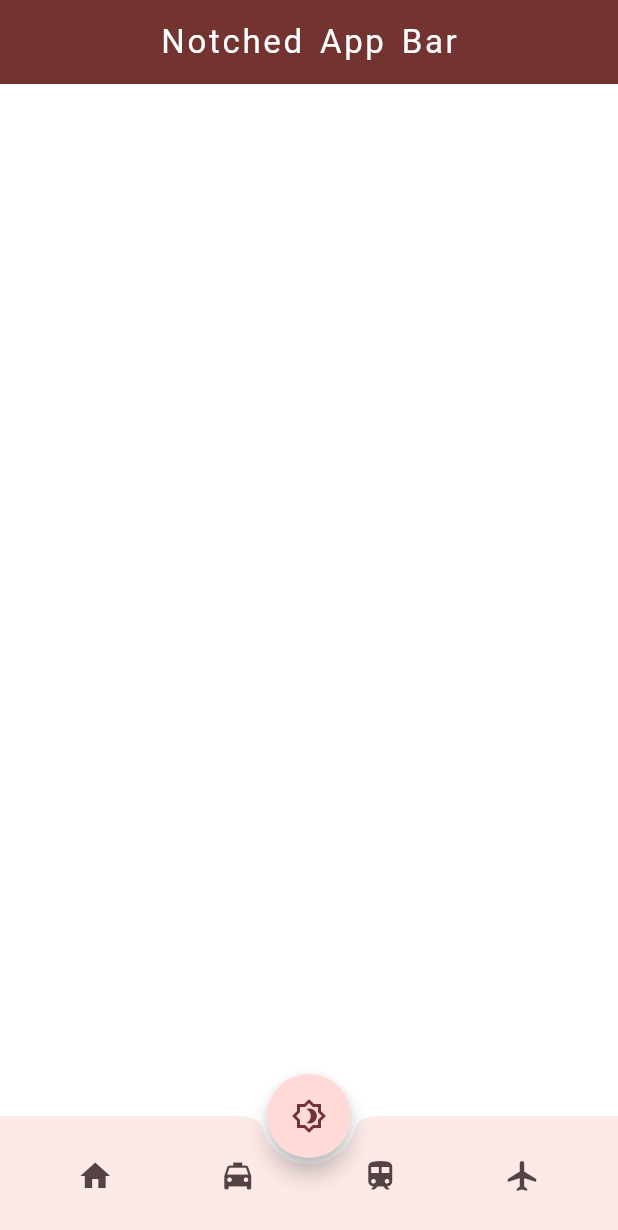
After one commit to shossain786/practice_app, a Flutter app: the NotchedBar screen opened directly, on a phone screen of 412 x 824 dp. The commit adds this screen. Shown: the top 1230 px of the screen. Run offline on Flutter 3.47's test engine with Material 3 defaults, Android fonts, the phone set to English and light mode, and no system bars; our stand-ins replace flutter_linkify.

Commit message:
code updated

```diff
--- a/lib/navbar_floating_btn/nav_bar_floating.dart
+++ b/lib/navbar_floating_btn/nav_bar_floating.dart
@@ -1,5 +1,4 @@
 import 'package:flutter/material.dart';
-import 'package:practice_app/main.dart';
 import 'package:practice_app/navbar_floating_btn/nav_bar_floating_btn_main.dart';
 
 class MyNavBarPage extends StatefulWidget {
--- /dev/null
+++ b/lib/navbar_floating_btn/notched_bottom_bar.dart
@@ -0,0 +1,55 @@
+import 'package:flutter/material.dart';
+
+void main() {
+  runApp(const MaterialApp(
+    debugShowCheckedModeBanner: false,
+    home: NotchedBar(),
+  ));
+}
+
+class NotchedBar extends StatelessWidget {
+  const NotchedBar({super.key});
+
+  @override
+  Widget build(BuildContext context) {
+    return Scaffold(
+      appBar: AppBar(
+        title: const Text('Notched App Bar'),
+      ),
+      floatingActionButton: FloatingActionButton(
+        onPressed: () {},
+        shape: const RoundedRectangleBorder(
+          borderRadius: BorderRadius.all(
+            Radius.circular(40),
+          ),
+        ),
+        child: const Icon(Icons.brightness_4_outlined),
+      ),
+      floatingActionButtonLocation: FloatingActionButtonLocation.centerDocked,
+      bottomNavigationBar: BottomAppBar(
+        shape: const CircularNotchedRectangle(),
+        child: Row(
+          mainAxisAlignment: MainAxisAlignment.spaceAround,
+          children: [
+            IconButton(
+              onPressed: () {},
+              icon: const Icon(Icons.home),
+            ),
+            IconButton(
+              icon: const Icon(Icons.local_taxi),
+              onPressed: () {},
+            ),
+            IconButton(
+              icon: const Icon(Icons.train),
+              onPressed: () {},
+            ),
+            IconButton(
+              icon: const Icon(Icons.flight),
+              onPressed: () {},
+            ),
+          ],
+        ),
+      ),
+    );
+  }
+}
```
